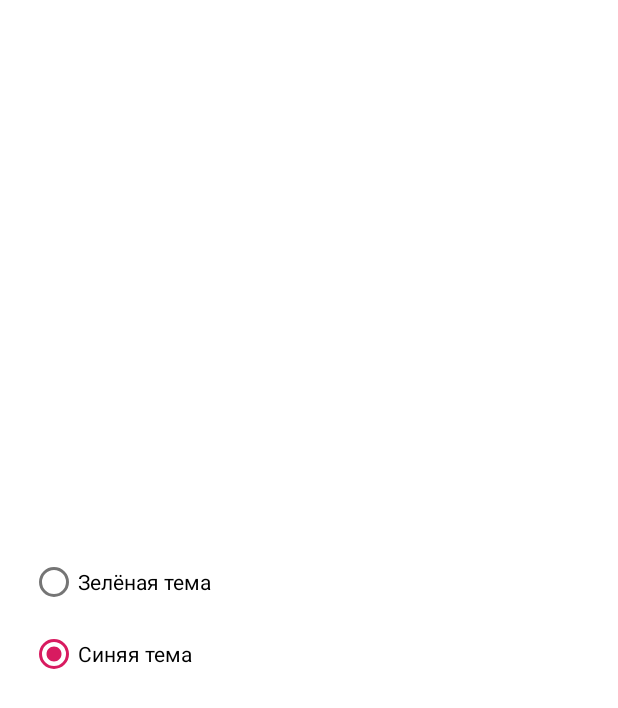
After one commit to SergeiEvsujkov/MyMaterialDesign, an Android app: the fragment ThemeFragment placed in its activity, on a phone screen of 412 x 824 dp. The commit adds this screen. Shown: the top 708 px of the screen. Run offline under Robolectric (Android 15) with nearby library versions, the phone set to English and light mode, and no system bars; libraries missing offline, so code that uses them is left out: coil.api.load; pictures from the network do not load.

Commit message:
Homework2.final

```diff
--- a/app/build.gradle
+++ b/app/build.gradle
@@ -72,6 +72,7 @@ dependencies {
     implementation 'androidx.lifecycle:lifecycle-livedata-ktx:2.3.1'
     implementation 'androidx.lifecycle:lifecycle-viewmodel-ktx:2.3.1'
     implementation 'androidx.legacy:legacy-support-v4:1.0.0'
+    implementation 'androidx.preference:preference:1.1.1'
     testImplementation 'junit:junit:4.13.2'
     androidTestImplementation 'androidx.test.ext:junit:1.1.2'
     androidTestImplementation 'androidx.test.espresso:espresso-core:3.3.0'
--- a/app/src/main/AndroidManifest.xml
+++ b/app/src/main/AndroidManifest.xml
@@ -2,7 +2,7 @@
 <manifest xmlns:android="http://schemas.android.com/apk/res/android"
     package="com.example.mymaterialdesign">
 
-    <uses-permission android:name="android.permission.INTERNET"/>
+    <uses-permission android:name="android.permission.INTERNET" />
 
     <application
         android:allowBackup="true"
--- a/app/src/main/java/com/example/mymaterialdesign/MainActivity.kt
+++ b/app/src/main/java/com/example/mymaterialdesign/MainActivity.kt
@@ -1,13 +1,28 @@
 package com.example.mymaterialdesign
+
+
+import android.content.Context
+import android.content.SharedPreferences
+import android.os.Bundle
+import androidx.annotation.StyleRes
 import androidx.appcompat.app.AppCompatActivity
-import android.os.Bundle
 import com.example.mymaterialdesign.databinding.MainActivityBinding
 import com.example.mymaterialdesign.ui.main.PictureOfTheDayFragment
 
+const val THEME_PREFERENCE = "Theme"
+
 class MainActivity : AppCompatActivity() {
+
     private lateinit var binding: MainActivityBinding
+    private lateinit var themePreference: SharedPreferences
 
     override fun onCreate(savedInstanceState: Bundle?) {
+        themePreference = getSharedPreferences(THEME_PREFERENCE, Context.MODE_PRIVATE);
+        if (themePreference.contains(THEME_PREFERENCE)) {
+            ThemeHolder.theme = (themePreference.getInt(THEME_PREFERENCE, R.style.AppTheme));
+        }
+
+        setTheme(ThemeHolder.theme)
         super.onCreate(savedInstanceState)
         binding = MainActivityBinding.inflate(layoutInflater)
         setContentView(binding.root)
@@ -15,9 +30,26 @@ class MainActivity : AppCompatActivity() {
         if (savedInstanceState == null) {
             supportFragmentManager.beginTransaction()
                 .replace(R.id.container, PictureOfTheDayFragment.newInstance())
-                .commitNow()
+                .commit()
         }
 
     }
 
+    override fun onStop() {
+        super.onStop()
+        val editor: SharedPreferences.Editor = themePreference.edit()
+        editor.putInt(THEME_PREFERENCE, ThemeHolder.theme)
+        editor.apply()
+    }
+
+    object ThemeHolder {
+        @StyleRes
+        var theme: Int = R.style.AppTheme
+    }
+
+    override fun onBackPressed() {
+        super.onBackPressed()
+        recreate()
+    }
+
 }
--- /dev/null
+++ b/app/src/main/java/com/example/mymaterialdesign/ui/main/ThemeFragment.kt
@@ -0,0 +1,69 @@
+package com.example.mymaterialdesign.ui.main
+
+import android.annotation.SuppressLint
+import android.content.Intent
+import android.content.res.Resources
+import android.net.Uri
+import android.os.Bundle
+import androidx.fragment.app.Fragment
+import android.view.LayoutInflater
+import android.view.View
+import android.view.ViewGroup
+import android.widget.Toast
+import androidx.constraintlayout.widget.ConstraintLayout
+import androidx.lifecycle.ViewModelProvider
+import com.example.mymaterialdesign.MainActivity
+import com.example.mymaterialdesign.R
+import com.example.mymaterialdesign.databinding.FragmentThemeBinding
+import com.example.mymaterialdesign.databinding.MainFragmentBinding
+import com.google.android.material.bottomsheet.BottomSheetBehavior
+import com.google.android.material.chip.Chip
+import kotlinx.android.synthetic.main.fragment_theme.*
+import kotlinx.android.synthetic.main.main_fragment.*
+
+
+class ThemeFragment : Fragment() {
+    private var _binding: FragmentThemeBinding? = null
+    private val binding get() = _binding!!
+
+
+    override fun onCreateView(
+        inflater: LayoutInflater, container: ViewGroup?,
+        savedInstanceState: Bundle?
+    ): View {
+        _binding = FragmentThemeBinding.inflate(inflater, container, false)
+
+        return binding.root
+    }
+
+    @SuppressLint("ResourceType")
+    override fun onViewCreated(view: View, savedInstanceState: Bundle?) {
+        super.onViewCreated(view, savedInstanceState)
+        when (MainActivity.ThemeHolder.theme) {
+            R.style.AppThemeTwo -> radioGroup.check(R.id.radio_button_green)
+            R.style.AppTheme -> radioGroup.check(R.id.radio_button_blue)
+        }
+        radioGroup.setOnCheckedChangeListener { _, checkedId ->
+
+            when (checkedId) {
+                R.id.radio_button_green -> {
+                    MainActivity.ThemeHolder.theme = R.style.AppThemeTwo
+                }
+                R.id.radio_button_blue -> {
+                    MainActivity.ThemeHolder.theme = R.style.AppTheme
+                }
+            }
+        }
+    }
+
+    companion object {
+        fun newInstance() =
+            ThemeFragment()
+    }
+
+    override fun onDestroy() {
+        super.onDestroy()
+        _binding = null
+    }
+
+}
--- /dev/null
+++ b/app/src/main/res/layout/fragment_theme.xml
@@ -0,0 +1,32 @@
+<?xml version="1.0" encoding="utf-8"?>
+<FrameLayout xmlns:android="http://schemas.android.com/apk/res/android"
+    xmlns:tools="http://schemas.android.com/tools"
+    android:layout_width="match_parent"
+    android:layout_height="match_parent"
+    tools:context=".ui.main.ThemeFragment">
+
+    <RadioGroup
+        android:id="@+id/radioGroup"
+        android:layout_width="match_parent"
+        android:layout_height="wrap_content"
+        android:layout_gravity="center"
+        android:layout_marginStart="20dp"
+        android:layout_marginEnd="20dp"
+        android:checkedButton="@+id/radio_button_1"
+        tools:ignore="UselessParent">
+
+        <RadioButton
+            android:id="@+id/radio_button_green"
+            android:layout_width="match_parent"
+            android:layout_height="match_parent"
+            android:text="@string/green_theme" />
+
+        <RadioButton
+            android:id="@+id/radio_button_blue"
+            android:layout_width="match_parent"
+            android:layout_height="match_parent"
+            android:text="@string/blue_theme" />
+
+    </RadioGroup>
+
+</FrameLayout>
--- a/app/src/main/res/values/themes.xml
+++ b/app/src/main/res/values/themes.xml
@@ -6,6 +6,48 @@
         <item name="colorPrimary">@color/colorPrimary</item>
         <item name="colorPrimaryDark">@color/colorPrimaryDark</item>
         <item name="colorAccent">@color/colorAccent</item>
+        <item name="chipStyle">@style/MyChipStyle</item>
+        <item name="bottomAppBarStyle">@style/MyBottomAppBarStyle</item>
+        <item name="floatingActionButtonStyle">@style/MyFloatingActionButtonStyle</item>
+    </style>
+
+    <style name="AppThemeTwo" parent="Theme.MaterialComponents.Light.NoActionBar">
+
+        <!-- Customize your theme here. -->
+        <item name="colorPrimary">@color/colorPrimary</item>
+        <item name="colorPrimaryDark">@color/colorPrimaryDark</item>
+        <item name="colorAccent">@color/colorAccent</item>
+        <item name="chipStyle">@style/MyChipStyleTwo</item>
+        <item name="bottomAppBarStyle">@style/MyBottomAppBarStyleTwo</item>
+        <item name="floatingActionButtonStyle">@style/MyFloatingActionButtonStyleTwo</item>
+    </style>
+
+    <style name="MyChipStyle" parent="Widget.MaterialComponents.Chip.Choice">
+        <item name="chipBackgroundColor">#A1D3EA</item>
+        <item name="rippleColor">#4CAF50</item>
+    </style>
+
+    <style name="MyBottomAppBarStyle" parent="Widget.MaterialComponents.BottomAppBar">
+        <item name="backgroundTint">#03A9F4</item>
+
+    </style>
+
+    <style name="MyFloatingActionButtonStyle" parent="Widget.MaterialComponents.FloatingActionButton">
+        <item name="backgroundTint">#3F51B5</item>
+    </style>
+
+    <style name="MyChipStyleTwo" parent="Widget.MaterialComponents.Chip.Choice">
+        <item name="chipBackgroundColor">#9BECB6</item>
+        <item name="rippleColor">#4CAF50</item>
+    </style>
+
+    <style name="MyBottomAppBarStyleTwo" parent="Widget.MaterialComponents.BottomAppBar">
+        <item name="backgroundTint">#A5F6A8</item>
+
+    </style>
+
+    <style name="MyFloatingActionButtonStyleTwo" parent="Widget.MaterialComponents.FloatingActionButton">
+        <item name="backgroundTint">#4CAF50</item>
     </style>
 
 </resources>
```
Also changed, not shown: app/src/main/java/com/example/mymaterialdesign/ui/main/PictureOfTheDayFragment.kt (+9 -1 lines), app/src/main/res/layout/main_fragment.xml (+5 -6 lines), app/src/main/res/values/arrays.xml (added, +12 -0 lines), app/src/main/res/values/strings.xml (+16 -0 lines), app/src/main/res/xml/root_preferences.xml (added, +35 -0 lines).
